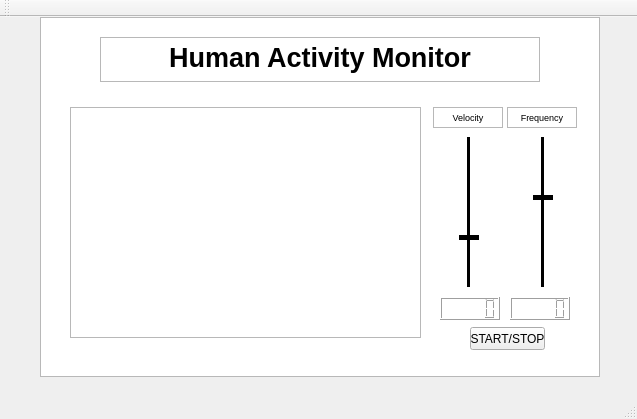
Qt form Human-Activity-Monitor/mainwindow.ui (ehrh0023/human-activity-monitor) before a commit.
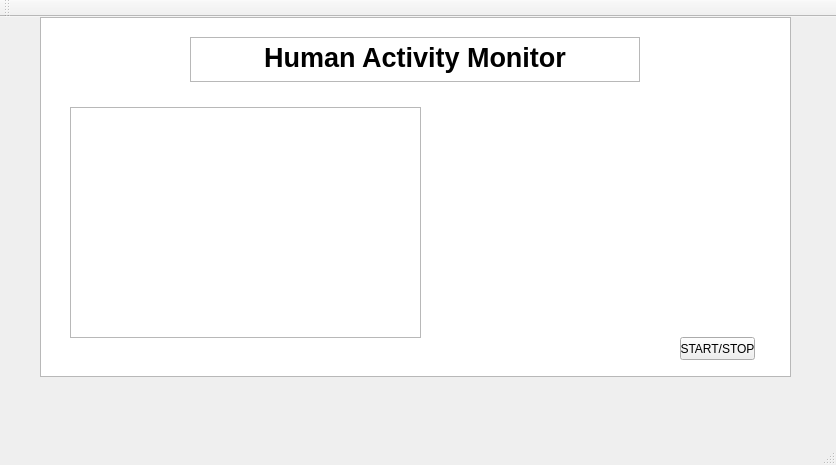
The same form after that commit. Custom widgets are drawn as their Qt base class.

Patch:
```diff
--- a/Human-Activity-Monitor/mainwindow.ui
+++ b/Human-Activity-Monitor/mainwindow.ui
@@ -6,8 +6,8 @@
    <rect>
     <x>0</x>
     <y>0</y>
-    <width>637</width>
-    <height>419</height>
+    <width>836</width>
+    <height>465</height>
    </rect>
   </property>
   <property name="windowTitle">
@@ -19,37 +19,17 @@
      <rect>
       <x>40</x>
       <y>0</y>
-      <width>560</width>
+      <width>751</width>
       <height>360</height>
      </rect>
     </property>
    </widget>
-   <widget class="QLCDNumber" name="lcdNumber">
-    <property name="geometry">
-     <rect>
-      <x>440</x>
-      <y>280</y>
-      <width>60</width>
-      <height>23</height>
-     </rect>
-    </property>
-   </widget>
-   <widget class="QLCDNumber" name="lcdNumber_2">
-    <property name="geometry">
-     <rect>
-      <x>510</x>
-      <y>280</y>
-      <width>60</width>
-      <height>23</height>
-     </rect>
-    </property>
-   </widget>
    <widget class="QTextBrowser" name="textBrowser_2">
     <property name="geometry">
      <rect>
-      <x>100</x>
+      <x>190</x>
       <y>20</y>
-      <width>440</width>
+      <width>450</width>
       <height>45</height>
      </rect>
     </property>
@@ -90,8 +70,8 @@
    <widget class="QPushButton" name="pushButton">
     <property name="geometry">
      <rect>
-      <x>470</x>
-      <y>310</y>
+      <x>680</x>
+      <y>320</y>
       <width>75</width>
       <height>23</height>
      </rect>
@@ -100,120 +80,14 @@
      <string>START/STOP</string>
     </property>
    </widget>
-   <widget class="QTextEdit" name="textEdit">
+   <widget class="QCustomPlot" name="widget_2" native="true">
     <property name="geometry">
      <rect>
-      <x>433</x>
+      <x>450</x>
       <y>90</y>
-      <width>70</width>
-      <height>21</height>
+      <width>301</width>
+      <height>221</height>
      </rect>
-    </property>
-    <property name="html">
-     <string>&lt;!DOCTYPE HTML PUBLIC &quot;-//W3C//DTD HTML 4.0//EN&quot; &quot;http://www.w3.org/TR/REC-html40/strict.dtd&quot;&gt;
-&lt;html&gt;&lt;head&gt;&lt;meta name=&quot;qrichtext&quot; content=&quot;1&quot; /&gt;&lt;style type=&quot;text/css&quot;&gt;
-p, li { white-space: pre-wrap; }
-&lt;/style&gt;&lt;/head&gt;&lt;body style=&quot; font-family:'MS Shell Dlg 2'; font-size:8.25pt; font-weight:400; font-style:normal;&quot;&gt;
-&lt;p align=&quot;center&quot; style=&quot; margin-top:0px; margin-bottom:0px; margin-left:0px; margin-right:0px; -qt-block-indent:0; text-indent:0px;&quot;&gt;&lt;span style=&quot; font-size:7pt;&quot;&gt;Velocity&lt;/span&gt;&lt;/p&gt;&lt;/body&gt;&lt;/html&gt;</string>
-    </property>
-   </widget>
-   <widget class="QTextEdit" name="textEdit_2">
-    <property name="geometry">
-     <rect>
-      <x>507</x>
-      <y>90</y>
-      <width>70</width>
-      <height>21</height>
-     </rect>
-    </property>
-    <property name="html">
-     <string>&lt;!DOCTYPE HTML PUBLIC &quot;-//W3C//DTD HTML 4.0//EN&quot; &quot;http://www.w3.org/TR/REC-html40/strict.dtd&quot;&gt;
-&lt;html&gt;&lt;head&gt;&lt;meta name=&quot;qrichtext&quot; content=&quot;1&quot; /&gt;&lt;style type=&quot;text/css&quot;&gt;
-p, li { white-space: pre-wrap; }
-&lt;/style&gt;&lt;/head&gt;&lt;body style=&quot; font-family:'MS Shell Dlg 2'; font-size:8.25pt; font-weight:400; font-style:normal;&quot;&gt;
-&lt;p align=&quot;center&quot; style=&quot; margin-top:0px; margin-bottom:0px; margin-left:0px; margin-right:0px; -qt-block-indent:0; text-indent:0px;&quot;&gt;&lt;span style=&quot; font-size:7pt;&quot;&gt;Frequency&lt;/span&gt;&lt;/p&gt;&lt;/body&gt;&lt;/html&gt;</string>
-    </property>
-   </widget>
-   <widget class="Line" name="line">
-    <property name="geometry">
-     <rect>
-      <x>459</x>
-      <y>210</y>
-      <width>20</width>
-      <height>20</height>
-     </rect>
-    </property>
-    <property name="frameShadow">
-     <enum>QFrame::Plain</enum>
-    </property>
-    <property name="lineWidth">
-     <number>5</number>
-    </property>
-    <property name="orientation">
-     <enum>Qt::Horizontal</enum>
-    </property>
-   </widget>
-   <widget class="Line" name="line_2">
-    <property name="geometry">
-     <rect>
-      <x>463</x>
-      <y>120</y>
-      <width>10</width>
-      <height>150</height>
-     </rect>
-    </property>
-    <property name="frameShadow">
-     <enum>QFrame::Plain</enum>
-    </property>
-    <property name="lineWidth">
-     <number>3</number>
-    </property>
-    <property name="midLineWidth">
-     <number>3</number>
-    </property>
-    <property name="orientation">
-     <enum>Qt::Vertical</enum>
-    </property>
-   </widget>
-   <widget class="Line" name="line_3">
-    <property name="geometry">
-     <rect>
-      <x>537</x>
-      <y>120</y>
-      <width>10</width>
-      <height>150</height>
-     </rect>
-    </property>
-    <property name="frameShadow">
-     <enum>QFrame::Plain</enum>
-    </property>
-    <property name="lineWidth">
-     <number>3</number>
-    </property>
-    <property name="midLineWidth">
-     <number>3</number>
-    </property>
-    <property name="orientation">
-     <enum>Qt::Vertical</enum>
-    </property>
-   </widget>
-   <widget class="Line" name="line_4">
-    <property name="geometry">
-     <rect>
-      <x>533</x>
-      <y>170</y>
-      <width>20</width>
-      <height>20</height>
-     </rect>
-    </property>
-    <property name="frameShadow">
-     <enum>QFrame::Plain</enum>
-    </property>
-    <property name="lineWidth">
-     <number>5</number>
-    </property>
-    <property name="orientation">
-     <enum>Qt::Horizontal</enum>
     </property>
    </widget>
   </widget>
@@ -245,6 +119,12 @@
    <header location="global">opencvviewer.h</header>
    <container>1</container>
   </customwidget>
+  <customwidget>
+   <class>QCustomPlot</class>
+   <extends>QWidget</extends>
+   <header>qcustomplot.h</header>
+   <container>1</container>
+  </customwidget>
  </customwidgets>
  <resources/>
  <connections/>
```
Left out of the diff: 2 changed lines with no effect on the pictures.
